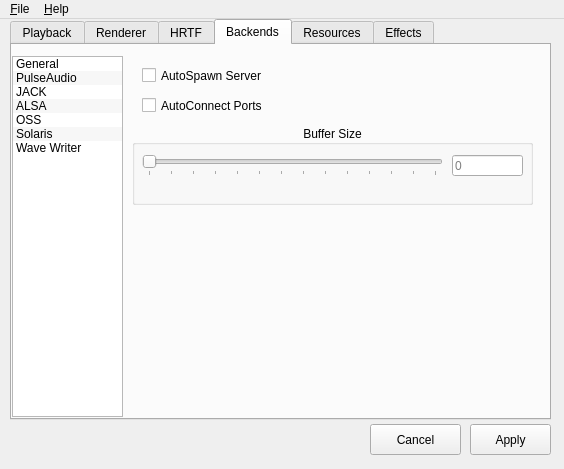
Qt form utils/alsoft-config/mainwindow.ui (kcat/openal-soft) before a commit.
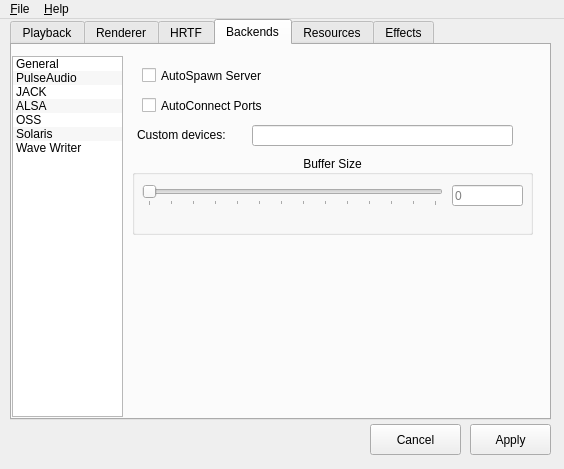
The same form after that commit. The open tabs and pages were chosen to show the change. Icons and pictures are not drawn.

Commit message: Added the custom-devices configuration.

Diff of the .ui file:
```diff
--- a/utils/alsoft-config/mainwindow.ui
+++ b/utils/alsoft-config/mainwindow.ui
@@ -1442,7 +1442,7 @@
         <property name="geometry">
          <rect>
           <x>10</x>
-          <y>70</y>
+          <y>100</y>
           <width>401</width>
           <height>80</height>
          </rect>
@@ -1516,6 +1516,29 @@
          <bool>true</bool>
         </property>
        </widget>
+       <widget class="QLineEdit" name="jackCustomDevicesLine">
+        <property name="geometry">
+         <rect>
+          <x>130</x>
+          <y>70</y>
+          <width>261</width>
+          <height>21</height>
+         </rect>
+        </property>
+       </widget>
+       <widget class="QLabel" name="label_33">
+        <property name="geometry">
+         <rect>
+          <x>15</x>
+          <y>70</y>
+          <width>121</width>
+          <height>19</height>
+         </rect>
+        </property>
+        <property name="text">
+         <string>Custom devices:</string>
+        </property>
+       </widget>
       </widget>
       <widget class="QWidget" name="page_3">
        <widget class="QLabel" name="label_17">
```
The commit also changes 3 other files.
